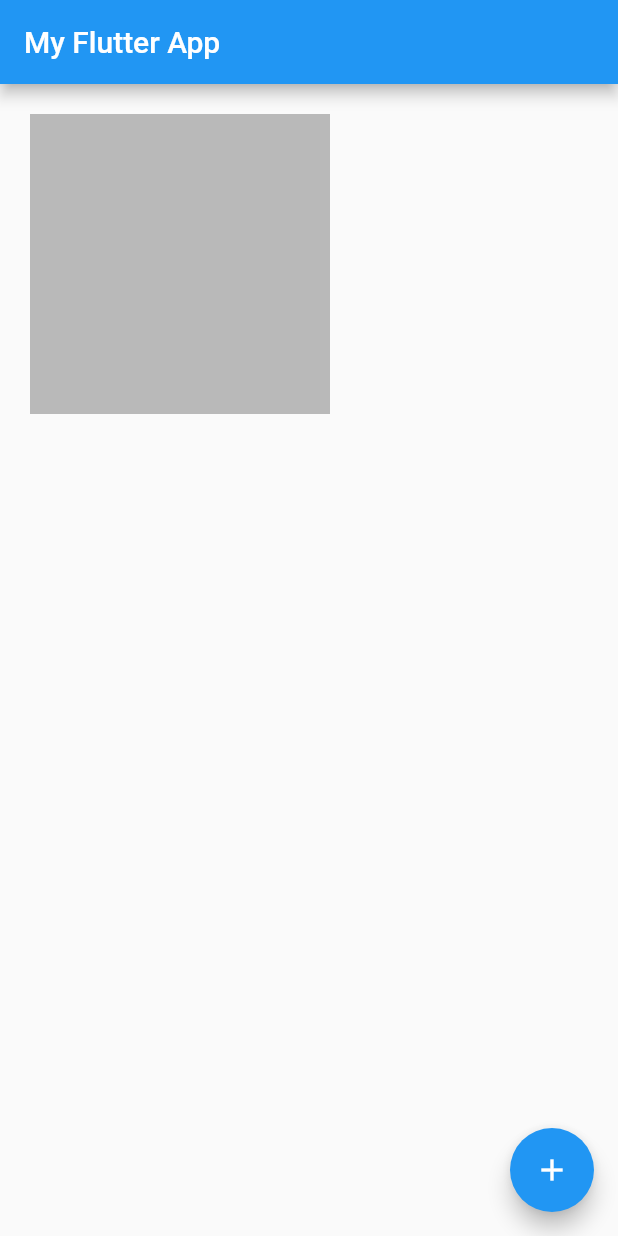
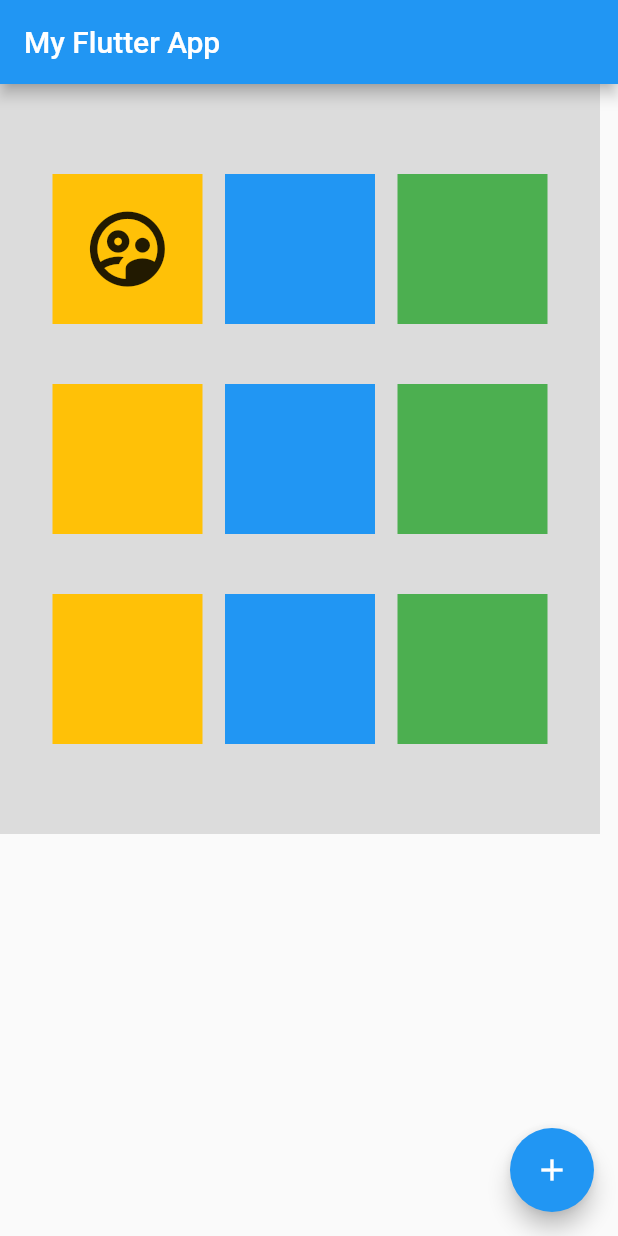
Before and after one commit to Debayan-Sen/flutterapp, a Flutter app: the screen it shows after launch, on a phone screen of 412 x 824 dp. Run offline on Flutter 3.47's test engine with Material 2 defaults, Android fonts, the phone set to English and light mode, and no system bars.

Commit message:
different widgets

```diff
--- a/lib/main.dart
+++ b/lib/main.dart
@@ -13,10 +13,81 @@ class MyApp extends StatelessWidget {
       home: Scaffold(
         appBar: AppBar(title: Text("My Flutter App")),
         body:  Container(
-          height: 200,
-          width: 200,
-          color: Colors.black26,
-          margin: EdgeInsets.all(20),
+          height: 500,
+          width: 400,
+          padding: EdgeInsets.all(20),
+          color: Colors.black12,
+          child: Column(
+            mainAxisAlignment: MainAxisAlignment.spaceEvenly,
+            children: [
+              Row(
+                mainAxisAlignment: MainAxisAlignment.spaceEvenly,
+                crossAxisAlignment: CrossAxisAlignment.start,
+                children: [
+                Container(
+                  height: 100,
+                  width: 100,
+                  color: Colors.amber,
+                  child: Icon(Icons.supervised_user_circle_outlined,
+                    size: 60,
+                  ),
+                ),
+                Container(
+                  height: 100,
+                  width: 100,
+                  color: Colors.blue,
+                ),
+                Container(
+                  height: 100,
+                  width: 100,
+                  color: Colors.green,
+                )
+
+              ],),
+              Row(
+                mainAxisAlignment: MainAxisAlignment.spaceEvenly,
+                crossAxisAlignment: CrossAxisAlignment.start,
+                children: [
+                Container(
+                  height: 100,
+                  width: 100,
+                  color: Colors.amber,
+                ),
+                Container(
+                  height: 100,
+                  width: 100,
+                  color: Colors.blue,
+                ),
+                Container(
+                  height: 100,
+                  width: 100,
+                  color: Colors.green,
+                )
+
+              ],),
+              Row(
+                mainAxisAlignment: MainAxisAlignment.spaceEvenly,
+                crossAxisAlignment: CrossAxisAlignment.start,
+                children: [
+                Container(
+                  height: 100,
+                  width: 100,
+                  color: Colors.amber,
+                ),
+                Container(
+                  height: 100,
+                  width: 100,
+                  color: Colors.blue,
+                ),
+                Container(
+                  height: 100,
+                  width: 100,
+                  color: Colors.green,
+                )
+
+              ],),
+            ],
+          ),
         ),
         floatingActionButton: FloatingActionButton(onPressed: () {
           print("Henlo!!");
```
